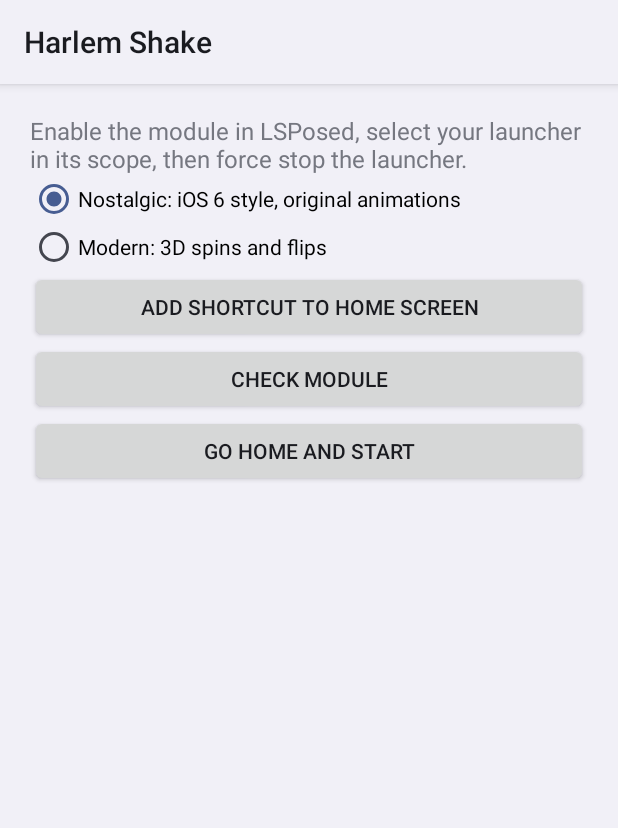
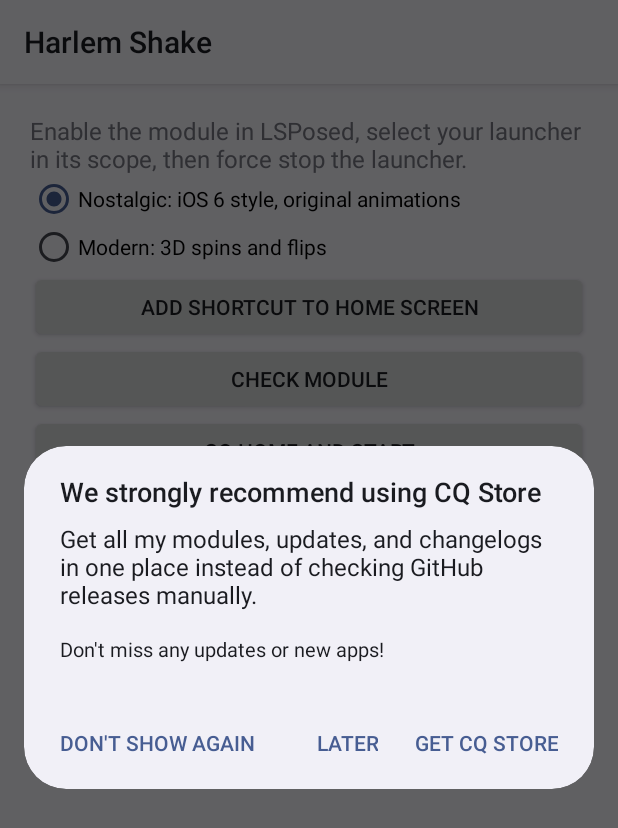
Before and after one commit to cq61tech/AndroidHarlemShake, an Android app: the screen it shows after launch (MainActivity), on a phone screen of 412 x 824 dp. Shown: the top 828 px of the screen. Run offline under Robolectric (Android 15) with nearby library versions, the phone set to English and light mode, and no system bars.

Commit message:
feat: add CQ Store recommendation prompt

```diff
--- a/app/src/main/AndroidManifest.xml
+++ b/app/src/main/AndroidManifest.xml
@@ -2,6 +2,7 @@
 <manifest xmlns:android="http://schemas.android.com/apk/res/android">
 
     <queries>
+        <package android:name="com.cq61tech.cqstore" />
         <package android:name="com.google.android.apps.nexuslauncher" />
         <package android:name="com.android.launcher3" />
     </queries>
--- /dev/null
+++ b/app/src/main/java/dev/harlem/shake/CqStorePrompt.kt
@@ -0,0 +1,74 @@
+package dev.harlem.shake
+
+import android.app.Activity
+import android.app.AlertDialog
+import android.content.Context
+import android.content.Intent
+import android.content.pm.PackageManager
+import android.net.Uri
+import android.os.Build
+import android.text.SpannableStringBuilder
+import android.text.Spanned
+import android.text.style.RelativeSizeSpan
+
+object CqStorePrompt {
+
+    private const val STORE_PACKAGE = "com.cq61tech.cqstore"
+    private const val STORE_URL = "https://github.com/cq61tech/cq-store/releases/latest"
+    private const val PREFS_NAME = "cq_store_prompt"
+    private const val KEY_DISMISSED = "dismissed"
+
+    private var shownInSession = false
+
+    fun showIfNeeded(activity: Activity) {
+        if (shownInSession || activity.isFinishing || activity.isDestroyed) return
+
+        val prefs = activity.getSharedPreferences(PREFS_NAME, Context.MODE_PRIVATE)
+        if (prefs.getBoolean(KEY_DISMISSED, false)) return
+        if (isStoreInstalled(activity)) return
+
+        shownInSession = true
+
+        val body = "Get all my modules, updates, and changelogs in one place instead of checking GitHub releases manually."
+        val sub = "Don't miss any updates or new apps!"
+
+        val message = SpannableStringBuilder().apply {
+            append(body)
+            append("\n\n")
+            val start = length
+            append(sub)
+            setSpan(RelativeSizeSpan(0.85f), start, length, Spanned.SPAN_EXCLUSIVE_EXCLUSIVE)
+        }
+
+        AlertDialog.Builder(activity)
+            .setTitle("We strongly recommend using CQ Store")
+            .setMessage(message)
+            .setPositiveButton("Get CQ Store") { _, _ ->
+                runCatching {
+                    activity.startActivity(Intent(Intent.ACTION_VIEW, Uri.parse(STORE_URL)))
+                }
+            }
+            .setNegativeButton("Later", null)
+            .setNeutralButton("Don't show again") { _, _ ->
+                prefs.edit().putBoolean(KEY_DISMISSED, true).apply()
+            }
+            .show()
+    }
+
+    @Suppress("DEPRECATION")
+    private fun isStoreInstalled(context: Context): Boolean {
+        return try {
+            if (Build.VERSION.SDK_INT >= Build.VERSION_CODES.TIRAMISU) {
+                context.packageManager.getPackageInfo(
+                    STORE_PACKAGE,
+                    PackageManager.PackageInfoFlags.of(0)
+                )
+            } else {
+                context.packageManager.getPackageInfo(STORE_PACKAGE, 0)
+            }
+            true
+        } catch (_: PackageManager.NameNotFoundException) {
+            false
+        }
+    }
+}
--- a/app/src/main/java/dev/harlem/shake/MainActivity.kt
+++ b/app/src/main/java/dev/harlem/shake/MainActivity.kt
@@ -48,6 +48,7 @@ class MainActivity : Activity() {
 
     override fun onCreate(savedInstanceState: Bundle?) {
         super.onCreate(savedInstanceState)
+        window.decorView.post { CqStorePrompt.showIfNeeded(this) }
         val pad = (20 * resources.displayMetrics.density).toInt()
         val root = LinearLayout(this)
         root.orientation = LinearLayout.VERTICAL
```
